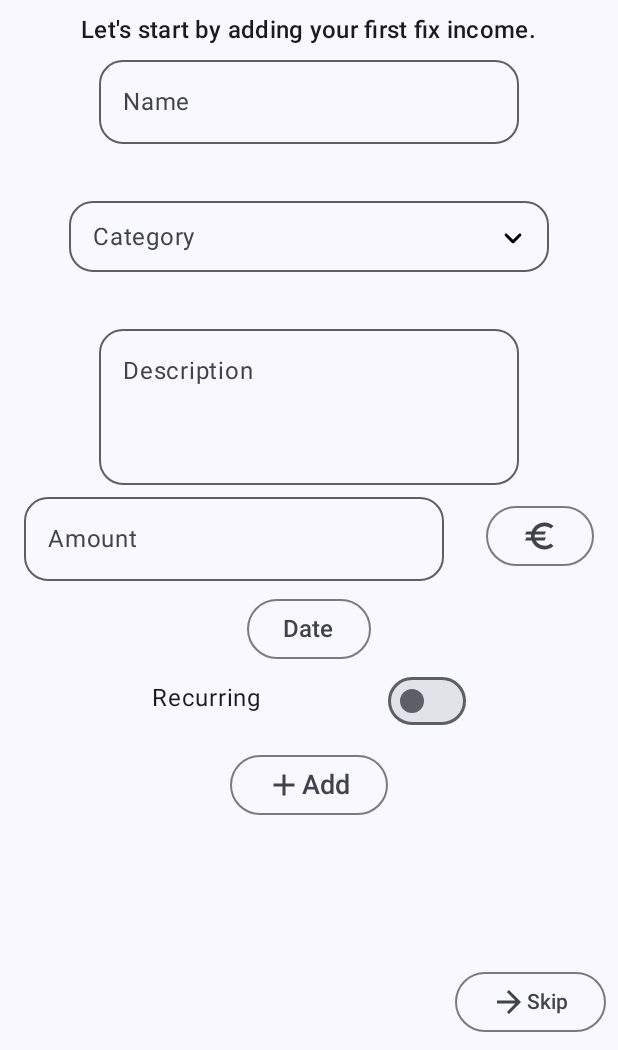
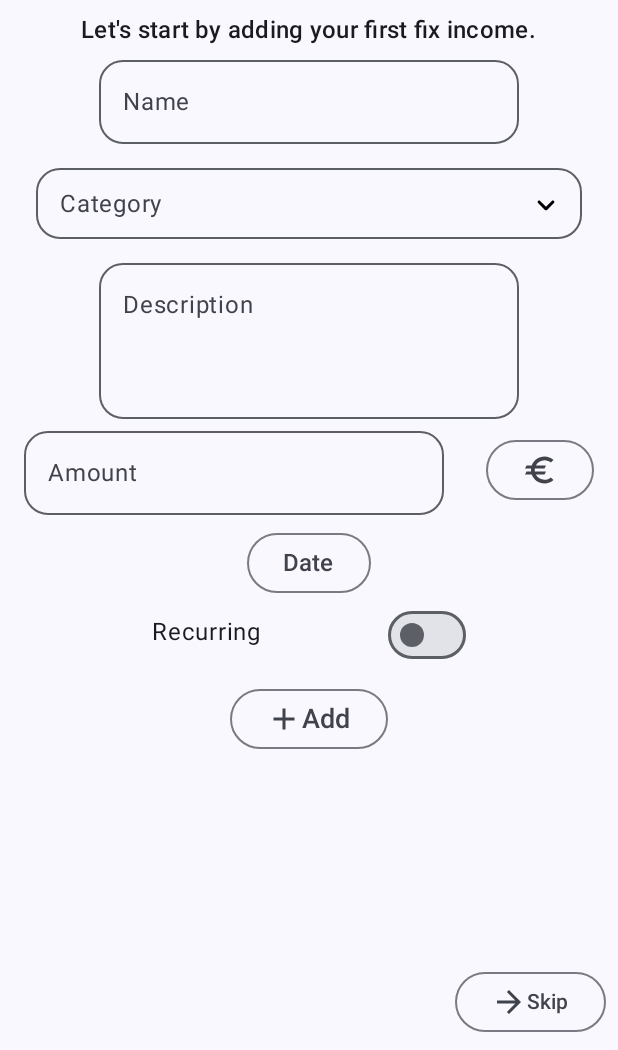
Before and after one commit to luchrist/BudgetFellow, an Android app built with Jetpack Compose: the screen it shows after launch (MainActivity), on a phone screen of 412 x 824 dp, the part 186-1236 px from its top. Run offline under Robolectric (Android 15) with nearby library versions, the light colour scheme and no system bars; our stand-ins replace Room's generated code.

Commit message:
minor fixes

```diff
--- a/app/src/main/java/de/christcoding/budgetfellow/ui/components/AutoCompleteTextView.kt
+++ b/app/src/main/java/de/christcoding/budgetfellow/ui/components/AutoCompleteTextView.kt
@@ -64,7 +64,7 @@ fun AutoCompleteTextView(mainViewModel: MainViewModel) {
     // Category Field
     Column(
         modifier = Modifier
-            .padding(30.dp)
+            .padding(8.dp)
             .fillMaxWidth()
             .clickable(
                 interactionSource = interactionSource,
@@ -86,7 +86,7 @@ fun AutoCompleteTextView(mainViewModel: MainViewModel) {
                             textFieldSize = coordinates.size.toSize()
                         },
                     shape = RoundedCornerShape(16.dp),
-                    label = {Text(text = stringResource(id = R.string.category))},
+                    label = { Text(text = stringResource(id = R.string.category)) },
                     value = mainViewModel.selectedCategory,
                     onValueChange = {
                         mainViewModel.selectedCategory = it
@@ -159,8 +159,6 @@ fun AutoCompleteTextView(mainViewModel: MainViewModel) {
         }
 
     }
-
-
 }
 
 @Composable
--- a/app/src/main/java/de/christcoding/budgetfellow/ui/components/CategoryDropDown.kt
+++ b/app/src/main/java/de/christcoding/budgetfellow/ui/components/CategoryDropDown.kt
@@ -62,7 +62,7 @@ fun CategoryDropDown(mainViewModel: MainViewModel) {
             ExposedDropdownMenu(
                 expanded = expanded,
                 onDismissRequest = { expanded = false }) {
-                mainViewModel.categories?.forEach { category ->
+                mainViewModel.categories.forEach { category ->
                     DropdownMenuItem(
                         text = {
                             Text(
```
